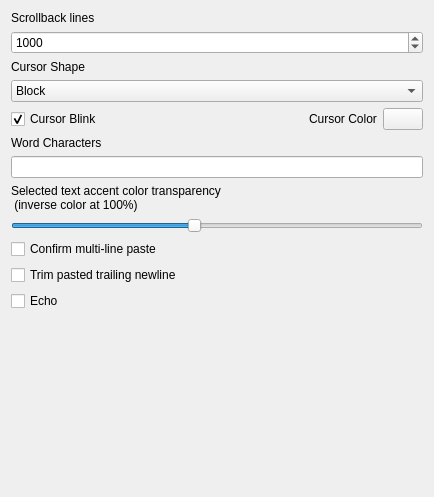
First picture: the form in src/globaloptions/globaloptionsterminalwidget.ui, repository QQxiaoming/quardCRT, before the edit.
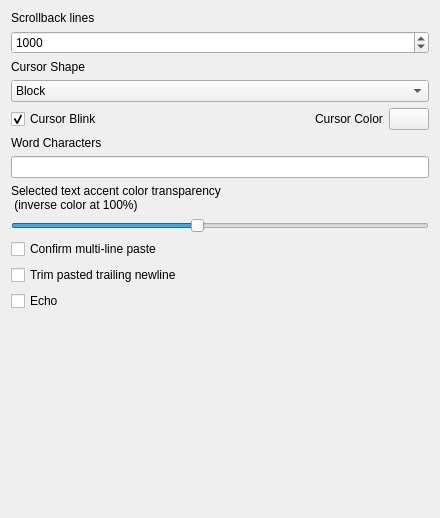
Second picture: the form after the edit.

Patch:
```diff
--- a/src/globaloptions/globaloptionsterminalwidget.ui
+++ b/src/globaloptions/globaloptionsterminalwidget.ui
@@ -6,10 +6,16 @@
    <rect>
     <x>0</x>
     <y>0</y>
-    <width>434</width>
-    <height>497</height>
+    <width>440</width>
+    <height>518</height>
    </rect>
   </property>
+  <property name="sizePolicy">
+   <sizepolicy hsizetype="Expanding" vsizetype="Expanding">
+    <horstretch>0</horstretch>
+    <verstretch>0</verstretch>
+   </sizepolicy>
+  </property>
   <layout class="QVBoxLayout" name="verticalLayout">
    <item>
     <widget class="QLabel" name="label_8">
@@ -211,12 +217,15 @@
    <item>
     <spacer name="verticalSpacer">
      <property name="orientation">
-      <enum>Qt::Orientation::Vertical</enum>
+      <enum>Qt::Vertical</enum>
+     </property>
+     <property name="sizeType">
+      <enum>QSizePolicy::MinimumExpanding</enum>
      </property>
      <property name="sizeHint" stdset="0">
       <size>
        <width>20</width>
-       <height>40</height>
+       <height>0</height>
       </size>
      </property>
     </spacer>
```
Left out of the diff: 4 changed lines with no effect on the pictures.
